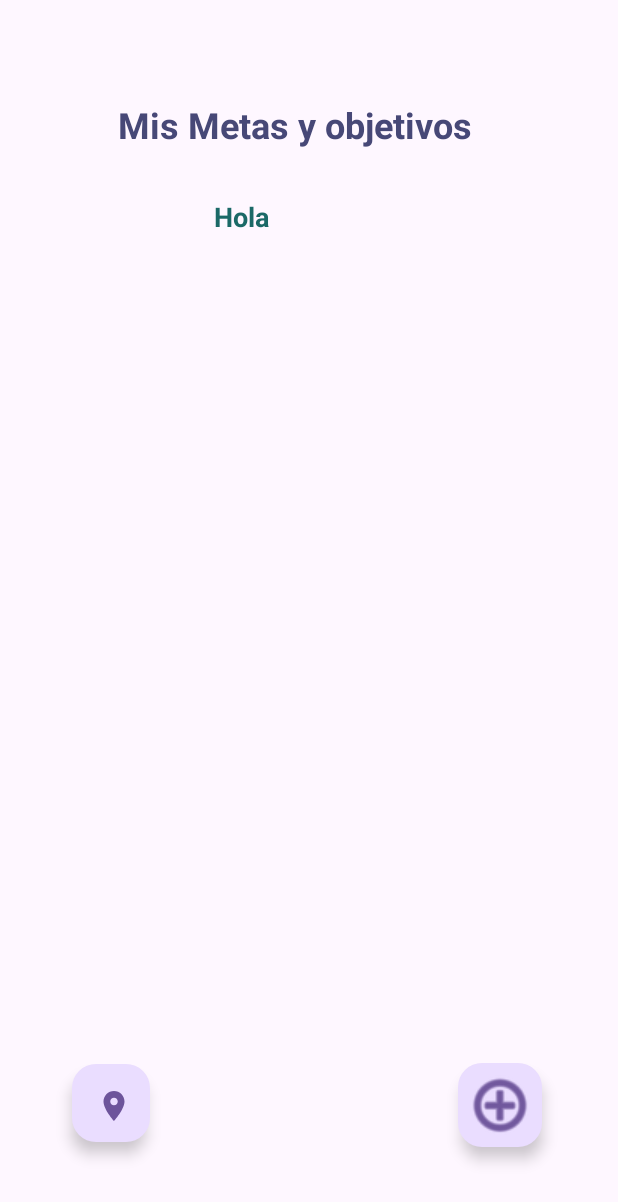
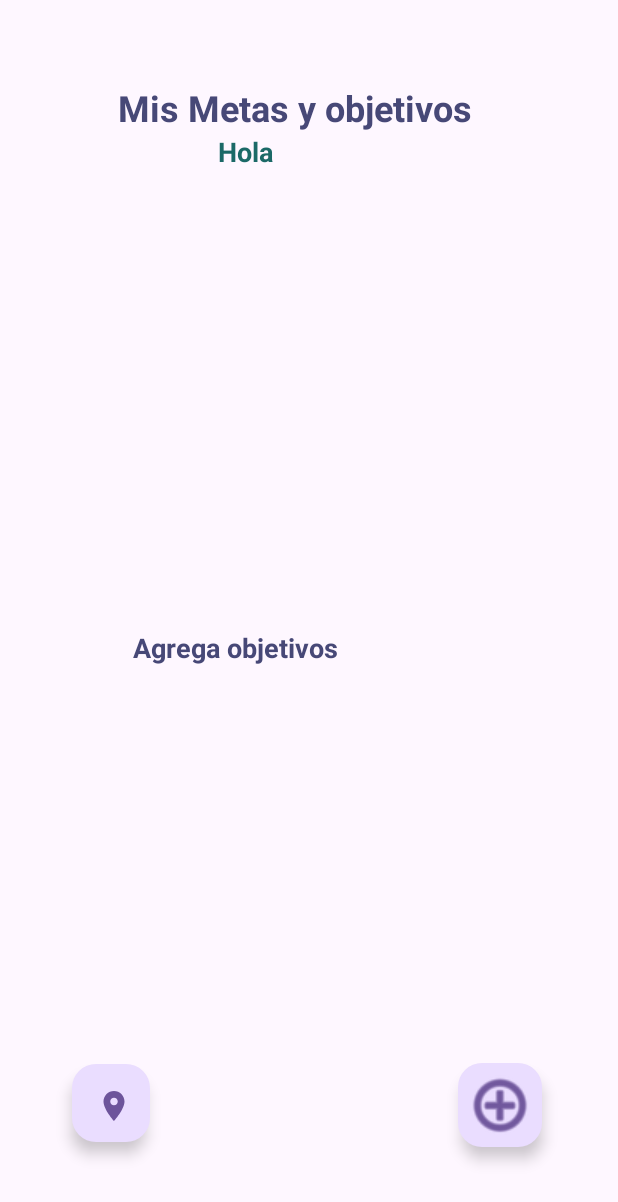
Before and after one commit to IveMery/Kotlin-app-goalTracker, an Android app: the layout activity_goals.xml on its own in the app's theme, with its tools: preview values and no code run, on a phone screen of 412 x 824 dp. Shown: the top 1202 px of the screen. Run offline under Robolectric (Android 15) with nearby library versions, the phone set to English and light mode, and no system bars.

Commit message:
agregando funcionalidad de pasar el nombre y capitalizarlo

```diff
--- a/app/src/main/java/com/example/goaltracker1/AddgoalsActivity.kt
+++ b/app/src/main/java/com/example/goaltracker1/AddgoalsActivity.kt
@@ -31,7 +31,7 @@ class AddgoalsActivity : AppCompatActivity() {
         val btnAdd = findViewById<Button>(R.id.addButton)
         val expirationDateEditText = findViewById<TextInputEditText>(R.id.expirationDateEditText)
 
-
+        val name: String = intent.getStringExtra("name").toString()
         expirationDateEditText.setOnClickListener {
             Functions.showDatePickerDialog(this, expirationDateEditText,true,false)
         }
@@ -79,7 +79,7 @@ class AddgoalsActivity : AppCompatActivity() {
                             ).show()
                             val intent = Intent(this@AddgoalsActivity, GoalsActivity::class.java)
                             intent.putExtra("mail", mail)
-                            Log.d("el user de intet el mail", mail)
+                            intent.putExtra("name", name)
                             startActivity(intent)
                         }
 
--- a/app/src/main/java/com/example/goaltracker1/DetailsActivity.kt
+++ b/app/src/main/java/com/example/goaltracker1/DetailsActivity.kt
@@ -82,6 +82,7 @@ class DetailsActivity : AppCompatActivity() {
                     println(respuesta)
                     val intent = Intent(this@DetailsActivity, GoalsActivity::class.java)
                     intent.putExtra("mail", mail)
+
                     intent.putExtra("name",name)
                     startActivity(intent)
 
--- a/app/src/main/java/roomDatabase/Db.kt
+++ b/app/src/main/java/roomDatabase/Db.kt
@@ -9,7 +9,7 @@ import roomDatabase.entity.User
 
 @Database(
     entities = [User::class, Goals::class],
-    version = 12
+    version = 13
 
 
 )
--- a/app/src/main/java/roomDatabase/dao/DaoUser.kt
+++ b/app/src/main/java/roomDatabase/dao/DaoUser.kt
@@ -23,8 +23,10 @@ interface DaoUser {
     @Query("UPDATE User SET email = :email, password = :password WHERE username = :username")
      fun updateUser(email: String, password: String, username: String): Int
 
+    @Query("SELECT username FROM User WHERE email = :email")
+    fun getUsername(email: String): String
 
 
-    @Query("DELETE FROM User WHERE username = :username")
-    fun deleteUserById(username: String)
+    @Query("DELETE FROM User WHERE id = :id")
+    fun deleteUserById(id: String)
 }
--- a/app/src/main/res/layout/activity_goals.xml
+++ b/app/src/main/res/layout/activity_goals.xml
@@ -40,16 +40,16 @@
         android:id="@+id/textView14"
         android:layout_width="wrap_content"
         android:layout_height="wrap_content"
+        android:text="Mis Metas y objetivos"
         android:textColor="@color/colortext"
-        android:text="Mis Metas y objetivos"
         android:textSize="24sp"
         android:textStyle="bold"
         app:layout_constraintBottom_toTopOf="@+id/guideline14"
         app:layout_constraintEnd_toStartOf="@+id/guideline16"
-        app:layout_constraintHorizontal_bias="0.435"
+        app:layout_constraintHorizontal_bias="0.433"
         app:layout_constraintStart_toStartOf="@+id/guideline15"
         app:layout_constraintTop_toTopOf="@+id/guideline13"
-        app:layout_constraintVertical_bias="0.045" />
+        app:layout_constraintVertical_bias="0.029" />
 
     <com.google.android.material.floatingactionbutton.FloatingActionButton
         android:id="@+id/floatActionButton"
@@ -89,7 +89,7 @@
         app:layout_constraintHorizontal_bias="1.0"
         app:layout_constraintStart_toStartOf="@+id/guideline15"
         app:layout_constraintTop_toBottomOf="@+id/textView14"
-        app:layout_constraintVertical_bias="0.319" />
+        app:layout_constraintVertical_bias="0.191" />
 
     <TextView
         android:id="@+id/saludouser"
@@ -102,9 +102,24 @@
         android:textStyle="bold"
         app:layout_constraintBottom_toTopOf="@+id/lv_card"
         app:layout_constraintEnd_toStartOf="@+id/guideline16"
-        app:layout_constraintHorizontal_bias="0.368"
+        app:layout_constraintHorizontal_bias="0.377"
         app:layout_constraintStart_toStartOf="@+id/guideline15"
         app:layout_constraintTop_toBottomOf="@+id/textView14"
-        app:layout_constraintVertical_bias="0.909" />
+        app:layout_constraintVertical_bias="0.110000014" />
+
+    <TextView
+        android:id="@+id/emptyGoals"
+        android:layout_width="243dp"
+        android:layout_height="60dp"
+        android:text="Agrega objetivos"
+        android:textColor="@color/colortext"
+        android:textSize="18sp"
+        android:textStyle="bold"
+        app:layout_constraintBottom_toTopOf="@+id/guideline14"
+        app:layout_constraintEnd_toEndOf="parent"
+        app:layout_constraintHorizontal_bias="0.475"
+        app:layout_constraintStart_toStartOf="@+id/guideline15"
+        app:layout_constraintTop_toBottomOf="@+id/saludouser"
+        app:layout_constraintVertical_bias="0.495" />
 
 </androidx.constraintlayout.widget.ConstraintLayout>
--- a/app/src/main/res/layout/activity_main.xml
+++ b/app/src/main/res/layout/activity_main.xml
@@ -4,7 +4,7 @@
     xmlns:tools="http://schemas.android.com/tools"
     android:layout_width="match_parent"
     android:layout_height="match_parent"
-    android:background="@color/background"
+    android:background="@color/background_splash"
     tools:context=".MainActivity">
 
     <androidx.constraintlayout.widget.Guideline
@@ -41,12 +41,12 @@
         android:layout_height="371dp"
         android:layout_marginTop="328dp"
         android:layout_marginEnd="16dp"
+        android:contentDescription="@string/logo"
         app:layout_constraintEnd_toStartOf="@+id/guideline4"
         app:layout_constraintHorizontal_bias="0.0"
         app:layout_constraintStart_toStartOf="@+id/guideline3"
         app:layout_constraintTop_toTopOf="@+id/guideline"
-        app:srcCompat="@drawable/logo"
-        android:contentDescription="@string/logo"/>
+        app:srcCompat="@drawable/logo" />
 
     <ImageView
         android:id="@+id/imageView2"
--- a/app/src/main/res/values/colors.xml
+++ b/app/src/main/res/values/colors.xml
@@ -2,13 +2,14 @@
 <resources>
     <color name="black">#FF000000</color>
     <color name="white">#FFFFFFFF</color>
+    <color name="background_splash">#008B87</color>
     <color name="background">#1B6967</color>
     <color name="btnprimary">#4B1260</color>
     <color name="danger">#EF1F1F</color>
     <color name="warning">#ECD04A</color>
 
     <color name="colortext">#474877</color>
-    <color name="card">#A190B8</color>
+    <color name="card">#9091B8</color>
     <color name="cardviewcolorfill">#ADEAE4E4</color>
 
 </resources>
```
Also changed, not shown: app/src/main/java/com/example/goaltracker1/GoalsActivity.kt (+88 -89 lines), app/src/main/java/com/example/goaltracker1/LoginActivity.kt (+10 -0 lines), app/src/main/java/com/example/goaltracker1/RegisterActivity.kt (+7 -3 lines).
